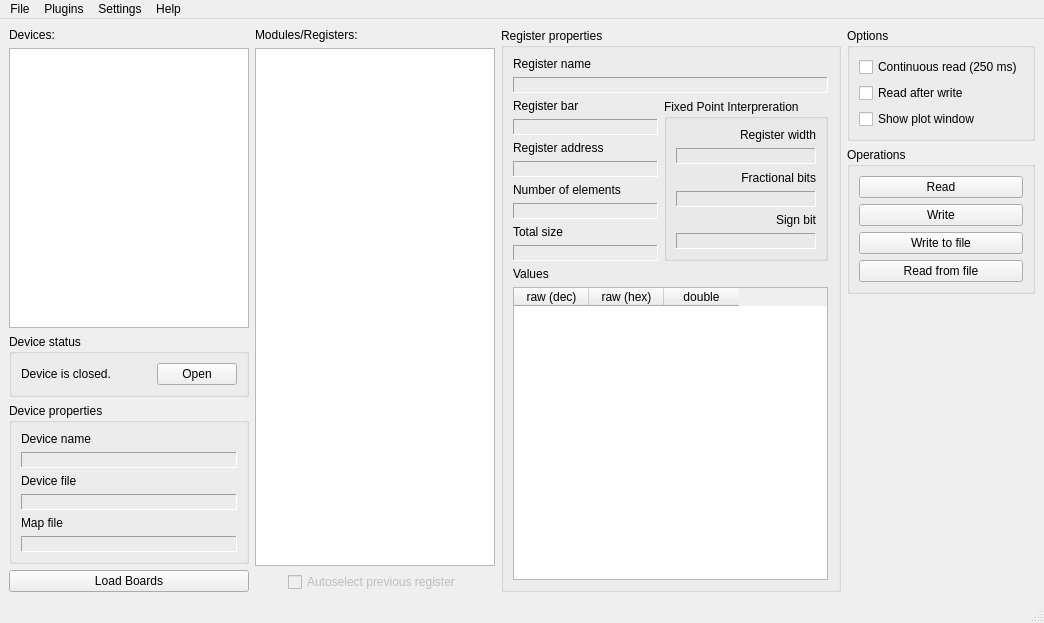
Qt form QtHardMonForm.ui (ChimeraTK/QtHardMon) before a commit.
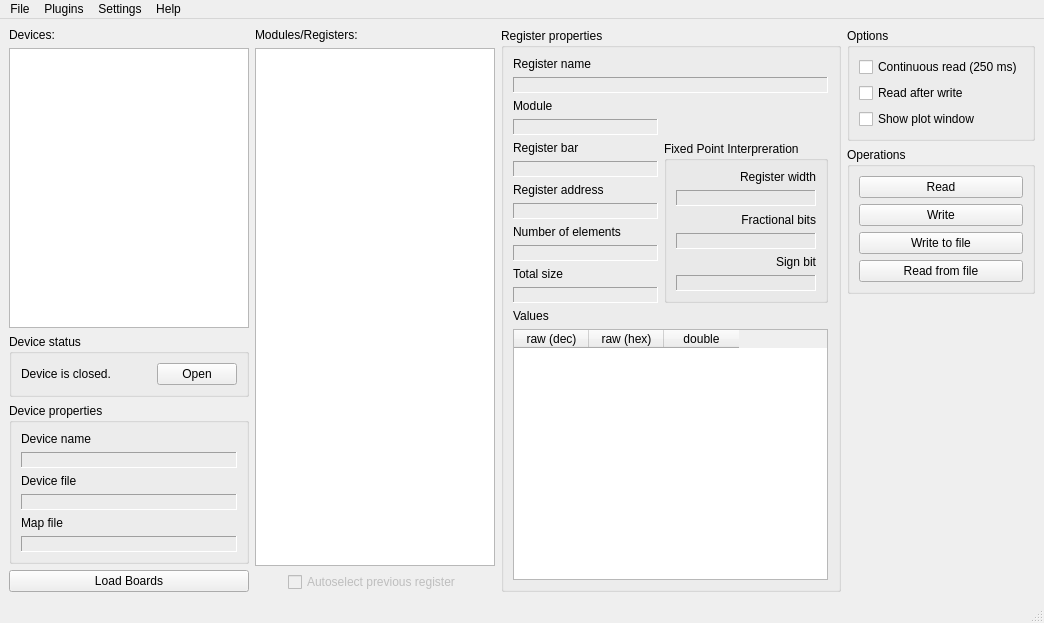
The same form after that commit.

Commit message: added module name to the register properties display

```diff
--- a/QtHardMonForm.ui
+++ b/QtHardMonForm.ui
@@ -235,28 +235,35 @@
          <property name="rightMargin">
           <number>10</number>
          </property>
-         <item row="10" column="0">
+         <item row="2" column="0">
+          <widget class="QLabel" name="moduleLabel">
+           <property name="text">
+            <string>Module</string>
+           </property>
+          </widget>
+         </item>
+         <item row="12" column="0">
           <widget class="QLabel" name="valuesLabel">
            <property name="text">
             <string>Values</string>
            </property>
           </widget>
          </item>
-         <item row="6" column="0">
+         <item row="8" column="0">
           <widget class="QLabel" name="registerNElementsLabel">
            <property name="text">
             <string>Number of elements</string>
            </property>
           </widget>
          </item>
-         <item row="8" column="0">
+         <item row="10" column="0">
           <widget class="QLabel" name="registerSizeLabel">
            <property name="text">
             <string>Total size</string>
            </property>
           </widget>
          </item>
-         <item row="5" column="0">
+         <item row="7" column="0">
           <widget class="QLabel" name="registerAddressDisplay">
            <property name="frameShape">
             <enum>QFrame::Panel</enum>
@@ -269,14 +276,14 @@
            </property>
           </widget>
          </item>
-         <item row="2" column="0">
+         <item row="4" column="0">
           <widget class="QLabel" name="registerBarLabel">
            <property name="text">
             <string>Register bar</string>
            </property>
           </widget>
          </item>
-         <item row="7" column="0">
+         <item row="9" column="0">
           <widget class="QLabel" name="registerNElementsDisplay">
            <property name="frameShape">
             <enum>QFrame::Panel</enum>
@@ -289,7 +296,7 @@
            </property>
           </widget>
          </item>
-         <item row="11" column="0" colspan="2">
+         <item row="13" column="0" colspan="2">
           <widget class="QTableWidget" name="valuesTableWidget">
            <property name="sizePolicy">
             <sizepolicy hsizetype="Preferred" vsizetype="Expanding">
@@ -338,7 +345,7 @@
            </column>
           </widget>
          </item>
-         <item row="9" column="0">
+         <item row="11" column="0">
           <widget class="QLabel" name="registerSizeDisplay">
            <property name="frameShape">
             <enum>QFrame::Panel</enum>
@@ -351,7 +358,7 @@
            </property>
           </widget>
          </item>
-         <item row="3" column="0">
+         <item row="5" column="0">
           <widget class="QLabel" name="registerBarDisplay">
            <property name="frameShape">
             <enum>QFrame::Panel</enum>
@@ -364,7 +371,7 @@
            </property>
           </widget>
          </item>
-         <item row="4" column="0">
+         <item row="6" column="0">
           <widget class="QLabel" name="registerAddressLabel">
            <property name="text">
             <string>Register address</string>
@@ -378,7 +385,7 @@
            </property>
           </widget>
          </item>
-         <item row="2" column="1" rowspan="8">
+         <item row="4" column="1" rowspan="8">
           <widget class="QGroupBox" name="fixedPointGroupBox">
            <property name="title">
             <string>Fixed Point Interpreration</string>
@@ -499,6 +506,19 @@
            </property>
           </widget>
          </item>
+         <item row="3" column="0">
+          <widget class="QLabel" name="moduleDisplay">
+           <property name="frameShape">
+            <enum>QFrame::Panel</enum>
+           </property>
+           <property name="frameShadow">
+            <enum>QFrame::Sunken</enum>
+           </property>
+           <property name="text">
+            <string/>
+           </property>
+          </widget>
+         </item>
         </layout>
        </widget>
       </item>
@@ -609,7 +629,7 @@
      <x>0</x>
      <y>0</y>
      <width>1044</width>
-     <height>20</height>
+     <height>21</height>
     </rect>
    </property>
    <widget class="QMenu" name="fileMenu">
```
The commit also changes 1 other file.
